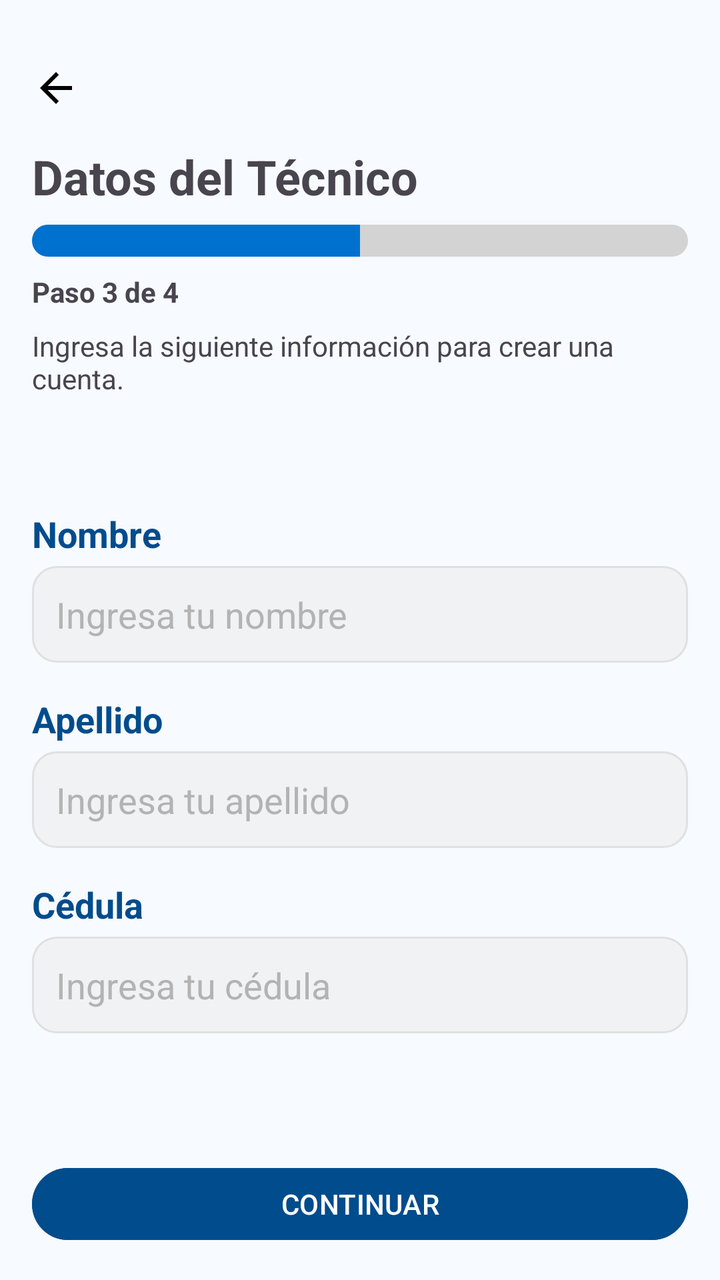
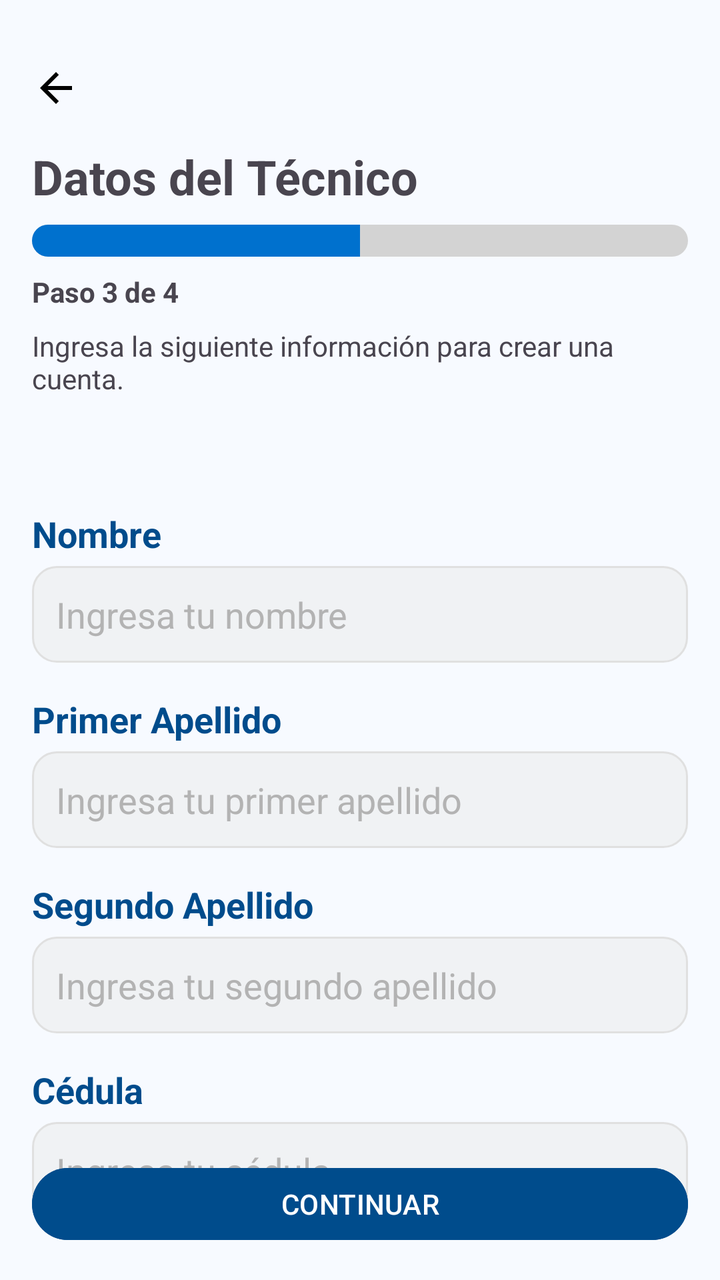

Compare the two renders of this Android layout. The source of the first and the diff that turns it into the second are given below.
<!-- AndroidManifest.xml: application theme Theme.TecniAppICE -->
<!-- res/layout/fragment_paso_3.xml -->
<?xml version="1.0" encoding="utf-8"?>
<androidx.constraintlayout.widget.ConstraintLayout xmlns:android="http://schemas.android.com/apk/res/android"
    xmlns:app="http://schemas.android.com/apk/res-auto"
    xmlns:tools="http://schemas.android.com/tools"
    android:layout_width="match_parent"
    android:layout_height="match_parent"
    android:padding="16dp"
    tools:context=".registro.Paso3Fragment">

    
    <LinearLayout
        android:id="@+id/countryLayout"
        android:layout_width="wrap_content"
        android:layout_height="wrap_content"
        android:layout_marginTop="16dp"
        android:orientation="horizontal"
        app:layout_constraintStart_toStartOf="parent"
        app:layout_constraintTop_toTopOf="parent">

        
        <ImageView
            android:id="@+id/backArrow"
            android:layout_width="24dp"
            android:layout_height="24dp"
            android:contentDescription="Volver"
            android:src="@drawable/ic_arrow_back" />
    </LinearLayout>

    
    <TextView
        android:id="@+id/tvTitle"
        android:layout_width="wrap_content"
        android:layout_height="wrap_content"
        android:layout_marginTop="16dp"
        android:text="Datos del Técnico"
        android:textSize="24sp"
        android:textStyle="bold"
        app:layout_constraintStart_toStartOf="parent"
        app:layout_constraintTop_toBottomOf="@id/countryLayout" />

    
    <ProgressBar
        android:id="@+id/progressBar"
        style="?android:attr/progressBarStyleHorizontal"
        android:layout_width="0dp"
        android:layout_height="wrap_content"
        android:layout_marginTop="8dp"
        android:max="100"
        android:progress="50"
        android:progressDrawable="@drawable/progress_bar"
        app:layout_constraintEnd_toEndOf="parent"
        app:layout_constraintStart_toStartOf="parent"
        app:layout_constraintTop_toBottomOf="@id/tvTitle" />

    
    <TextView
        android:id="@+id/tvStep"
        android:layout_width="wrap_content"
        android:layout_height="wrap_content"
        android:layout_marginTop="8dp"
        android:text="Paso 3 de 4"
        android:textSize="14sp"
        android:textStyle="bold"
        app:layout_constraintStart_toStartOf="parent"
        app:layout_constraintTop_toBottomOf="@id/progressBar" />

    
    <TextView
        android:id="@+id/tvInstructions"
        android:layout_width="wrap_content"
        android:layout_height="wrap_content"
        android:layout_marginTop="8dp"
        android:text="Ingresa la siguiente información para crear una cuenta."
        android:textSize="14sp"
        app:layout_constraintStart_toStartOf="parent"
        app:layout_constraintTop_toBottomOf="@id/tvStep" />

    
    <LinearLayout
        android:id="@+id/step3Layout"
        android:layout_width="match_parent"
        android:layout_height="wrap_content"
        android:layout_marginTop="40dp"
        android:orientation="vertical"
        android:visibility="visible"
        app:layout_constraintTop_toBottomOf="@id/tvInstructions">

        
        <TextView
            android:layout_width="wrap_content"
            android:layout_height="wrap_content"
            android:layout_marginTop="16dp"
            android:layout_marginBottom="4dp"
            android:text="Nombre"
            android:textColor="@color/ice_blue_dark"
            android:textSize="18sp"
            android:textStyle="bold" />

        <com.google.android.material.textfield.TextInputEditText
            android:id="@+id/etFirstName"
            android:layout_width="match_parent"
            android:layout_height="wrap_content"
            android:background="@drawable/rounded_bg_f0f2f4"
            android:hint="Ingresa tu nombre"
            android:padding="12dp"
            android:textColor="@color/dark_gray"
            android:textColorHint="@color/light_gray" />

        
        <TextView
            android:id="@+id/tvFirstNameError"
            android:layout_width="wrap_content"
            android:layout_height="wrap_content"
            android:layout_marginTop="4dp"
            android:textColor="@color/red"
            android:visibility="gone" />

        
        <TextView
            android:layout_width="wrap_content"
            android:layout_height="wrap_content"
            android:layout_marginTop="16dp"
            android:layout_marginBottom="4dp"
            android:text="Apellido"
            android:textColor="@color/ice_blue_dark"
            android:textSize="18sp"
            android:textStyle="bold" />

        <com.google.android.material.textfield.TextInputEditText
            android:id="@+id/etLastName"
            android:layout_width="match_parent"
            android:layout_height="wrap_content"
            android:background="@drawable/rounded_bg_f0f2f4"
            android:hint="Ingresa tu apellido"
            android:padding="12dp"
            android:textColor="@color/dark_gray"
            android:textColorHint="@color/light_gray" />

        
        <TextView
            android:id="@+id/tvLastNameError"
            android:layout_width="wrap_content"
            android:layout_height="wrap_content"
            android:layout_marginTop="4dp"
            android:textColor="@color/red"
            android:visibility="gone" />

        
        <TextView
            android:layout_width="wrap_content"
            android:layout_height="wrap_content"
            android:layout_marginTop="16dp"
            android:layout_marginBottom="4dp"
            android:text="Cédula"
            android:textColor="@color/ice_blue_dark"
            android:textSize="18sp"
            android:textStyle="bold" />

        <com.google.android.material.textfield.TextInputEditText
            android:id="@+id/etID"
            android:layout_width="match_parent"
            android:layout_height="wrap_content"
            android:background="@drawable/rounded_bg_f0f2f4"
            android:hint="Ingresa tu cédula"
            android:inputType="number"
            android:maxLength="9"
            android:padding="12dp"
            android:textColor="@color/dark_gray"
            android:textColorHint="@color/light_gray" /> 


        
        <TextView
            android:id="@+id/tvIDError"
            android:layout_width="wrap_content"
            android:layout_height="wrap_content"
            android:layout_marginTop="4dp"
            android:textColor="@color/red"
            android:visibility="gone" />
    </LinearLayout>

    <com.google.android.material.button.MaterialButton
        android:id="@+id/btnContinueToStep4"
        android:layout_width="match_parent"
        android:layout_height="wrap_content"
        android:layout_marginTop="16dp"
        android:backgroundTint="@color/ice_blue_dark"
        android:text="CONTINUAR"
        android:textColor="@color/white"
        app:cornerRadius="32dp"
        app:layout_constraintBottom_toBottomOf="parent" />
</androidx.constraintlayout.widget.ConstraintLayout>
<!-- resources referenced by this layout -->
<resources>
  <color name="dark_gray">#616161</color>
  <color name="ice_blue_dark">#004C8C</color>
  <color name="light_gray">#B3B3B3</color>
  <color name="red">#D32F2F</color>
  <color name="white">#FFFFFFFF</color>
  <!-- drawable ic_arrow_back (drawable) -->
  <vector xmlns:android="http://schemas.android.com/apk/res/android" android:autoMirrored="true" android:height="24dp" android:tint="#000000" android:viewportHeight="24" android:viewportWidth="24" android:width="24dp">
        
      <path android:fillColor="@android:color/white" android:pathData="M20,11H7.83l5.59,-5.59L12,4l-8,8 8,8 1.41,-1.41L7.83,13H20v-2z"/>
      
  </vector>
  <!-- drawable progress_bar (drawable) -->
  <layer-list xmlns:android="http://schemas.android.com/apk/res/android">
  
      
      <item android:id="@android:id/background">
          <shape>
              <corners android:radius="8dp" />
              <solid android:color="#D3D3D3"/> 
          </shape>
      </item>
  
      
      <item android:id="@android:id/progress">
          <clip>
              <shape>
                  <corners android:radius="8dp" />
                  <solid android:color="@color/ice_blue"/> 
              </shape>
          </clip>
      </item>
  
      
      <item android:id="@android:id/secondaryProgress">
          <clip>
              <shape>
                  <corners android:radius="8dp" />
                  <solid android:color="#FFC107"/> 
              </shape>
          </clip>
      </item>
  
  </layer-list>
  <!-- drawable rounded_bg_f0f2f4 (drawable) -->
  <?xml version="1.0" encoding="utf-8"?>
  <shape xmlns:android="http://schemas.android.com/apk/res/android"
      android:shape="rectangle">
  
      
      <solid android:color="#F0F2F4"/>
  
      
      <corners android:radius="12dp"/>
  
      
      <stroke
          android:width="1dp"
          android:color="#E0E0E0"/>
  
      
      <padding
          android:left="8dp"
          android:right="32dp"
          android:top="8dp"
          android:bottom="8dp"/>
  </shape>
  <color name="ice_blue">#0071CE</color>
  <color name="ice_yellow">#FFDD00</color>
  <color name="black">#FF000000</color>
  <color name="surface_light">#CCFFFFFF</color>
  <color name="on_light">#0A0A0A</color>
  <color name="surface_variant_light">#EAF3FF</color>
  <color name="error_500">#D32F2F</color>
  <color name="success_500">#4CAF50</color>
  <color name="bg_light">#F7FAFF</color>
  <style name="Tecni.Card" parent="Widget.Material3.CardView.Elevated">
          <item name="cardCornerRadius">20dp</item>
          <item name="cardElevation">3dp</item>
          <item name="strokeWidth">0dp</item>
      </style>
  <style name="Tecni.Button" parent="Widget.Material3.Button.TonalButton">
          <item name="android:minHeight">44dp</item>
      </style>
  <style name="Tecni.Chip" parent="Widget.Material3.Chip.Filter">
          <item name="android:minHeight">36dp</item>
      </style>
  <style name="Tecni.Toolbar" parent="Widget.Material3.Toolbar">
          <item name="android:elevation">2dp</item>
      </style>
  <!-- unchanged entries left out for length: 1 -->
</resources>

<!-- the commit's change to res/layout/fragment_paso_3.xml (unified diff, before → after) -->
@@ -121,7 +121,7 @@
             android:layout_height="wrap_content"
             android:layout_marginTop="16dp"
             android:layout_marginBottom="4dp"
-            android:text="Apellido"
+            android:text="Primer Apellido"
             android:textColor="@color/ice_blue_dark"
             android:textSize="18sp"
             android:textStyle="bold" />
@@ -131,7 +131,7 @@
             android:layout_width="match_parent"
             android:layout_height="wrap_content"
             android:background="@drawable/rounded_bg_f0f2f4"
-            android:hint="Ingresa tu apellido"
+            android:hint="Ingresa tu primer apellido"
             android:padding="12dp"
             android:textColor="@color/dark_gray"
             android:textColorHint="@color/light_gray" />
@@ -139,6 +139,37 @@
         
         <TextView
             android:id="@+id/tvLastNameError"
+            android:layout_width="wrap_content"
+            android:layout_height="wrap_content"
+            android:layout_marginTop="4dp"
+            android:textColor="@color/red"
+            android:visibility="gone" />
+
+
+        
+        <TextView
+            android:layout_width="wrap_content"
+            android:layout_height="wrap_content"
+            android:layout_marginTop="16dp"
+            android:layout_marginBottom="4dp"
+            android:text="Segundo Apellido "
+            android:textColor="@color/ice_blue_dark"
+            android:textSize="18sp"
+            android:textStyle="bold" />
+
+        <com.google.android.material.textfield.TextInputEditText
+            android:id="@+id/etLastName2"
+            android:layout_width="match_parent"
+            android:layout_height="wrap_content"
+            android:background="@drawable/rounded_bg_f0f2f4"
+            android:hint="Ingresa tu segundo apellido"
+            android:padding="12dp"
+            android:textColor="@color/dark_gray"
+            android:textColorHint="@color/light_gray" />
+
+        
+        <TextView
+            android:id="@+id/tvLastNameError2"
             android:layout_width="wrap_content"
             android:layout_height="wrap_content"
             android:layout_marginTop="4dp"
